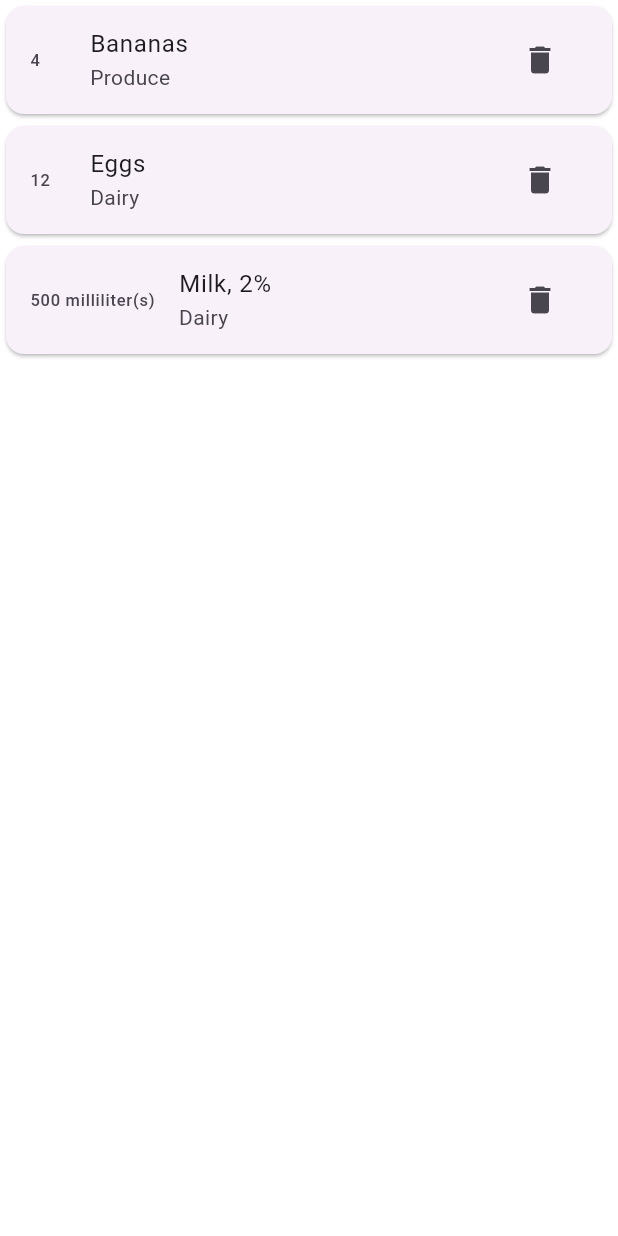
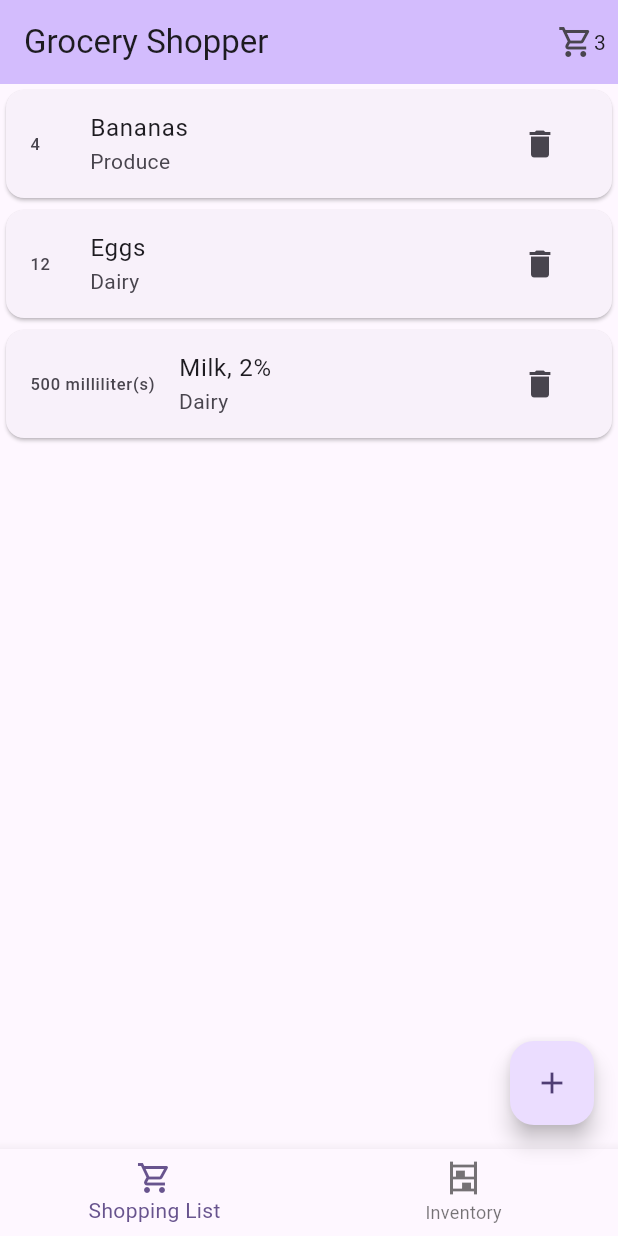
Before and after one commit to tim-spinney/grocery_shopper, a Flutter app: the screen it shows after launch, on a phone screen of 412 x 824 dp. Run offline on Flutter 3.47's test engine with Material 3 defaults, Android fonts, the phone set to English and light mode, and no system bars; our stand-ins replace cloud_firestore, firebase_core, go_router, yaml; accounts and stored records are empty; generated files the repository leaves out were written again.

Commit message:
Changed MyHomePage into AppScaffold. Modified AppScaffold to accept current page info from parent. Created ShellRoute around existing pages that surrounds them with AppScaffold.

```diff
--- /dev/null
+++ b/devtools_options.yaml
@@ -0,0 +1 @@
+extensions:
--- /dev/null
+++ b/lib/app_scaffold.dart
@@ -0,0 +1,68 @@
+import 'package:flutter/material.dart';
+import 'package:go_router/go_router.dart';
+import 'package:provider/provider.dart';
+import 'models/shopping_list.dart';
+import 'new_item_forms.dart';
+
+const newItemDialogs = {
+  '/shoppingList': NewShoppingItemForm(),
+  '/inventory': NewInventoryItemForm(),
+};
+
+
+class AppScaffold extends StatelessWidget {
+  final String path;
+  final Widget child;
+  const AppScaffold({super.key, required this.path, required this.child});
+
+  void _showAddForm(BuildContext context) {
+    showDialog(
+        context: context,
+        builder: (context) => Dialog.fullscreen(
+          child: newItemDialogs[path]!,
+        )
+    );
+  }
+
+  @override
+  Widget build(BuildContext context) {
+    return Scaffold(
+        appBar: AppBar(
+          backgroundColor: Theme.of(context).colorScheme.inversePrimary,
+          title: const Text("Grocery Shopper"),
+          actions: [
+            const Icon(Icons.shopping_cart_outlined),
+            Text('${context.watch<ShoppingList>().numItems}'),
+            const SizedBox(width: 8,)
+          ],
+        ),
+        body: Center(
+          child: child,
+        ),
+        floatingActionButton: FloatingActionButton(
+          onPressed: () { _showAddForm(context); },
+          child: const Icon(Icons.add),
+        ),
+        bottomNavigationBar: BottomNavigationBar(
+          items: const [
+            BottomNavigationBarItem(
+              icon: Icon(Icons.shopping_cart_outlined),
+              label: 'Shopping List',
+            ),
+            BottomNavigationBarItem(
+              icon: Icon(Icons.shelves),
+              label: 'Inventory',
+            ),
+          ],
+          currentIndex: path == '/shoppingList' ? 0 : 1,
+          onTap: (index) {
+            if(index == 0) {
+              context.go('/shoppingList');
+            } else {
+              context.go('/inventory');
+            }
+          },
+        )
+    );
+  }
+}
```
Also changed, not shown: lib/main.dart (+7 -77 lines), 4 other files.
